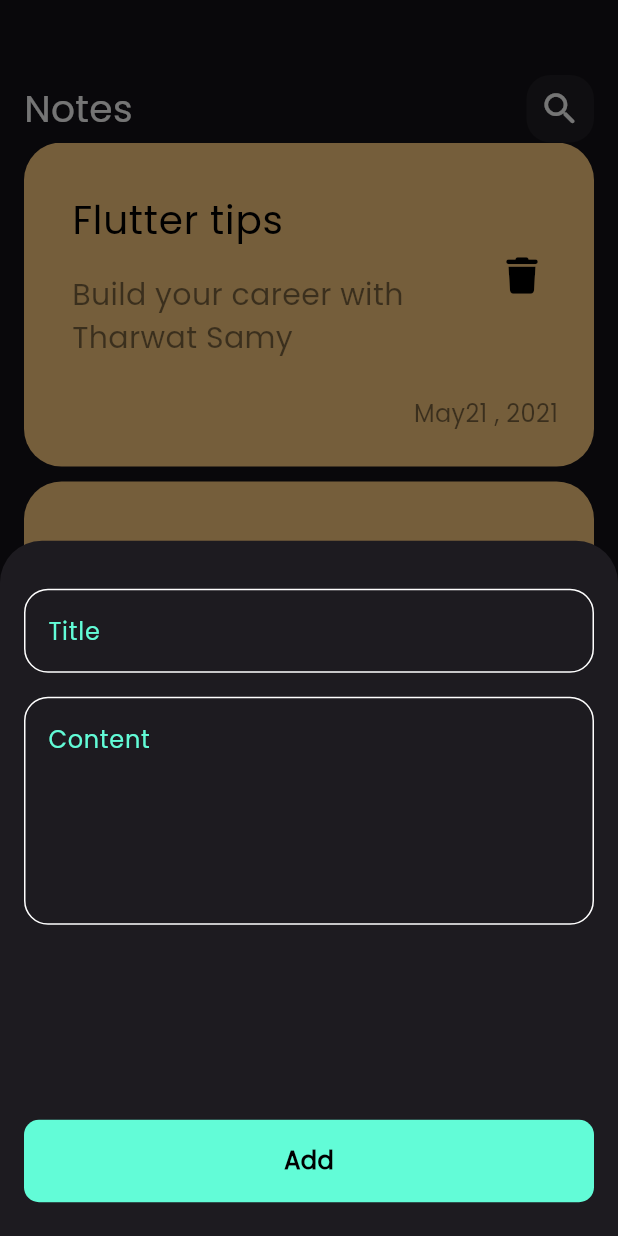
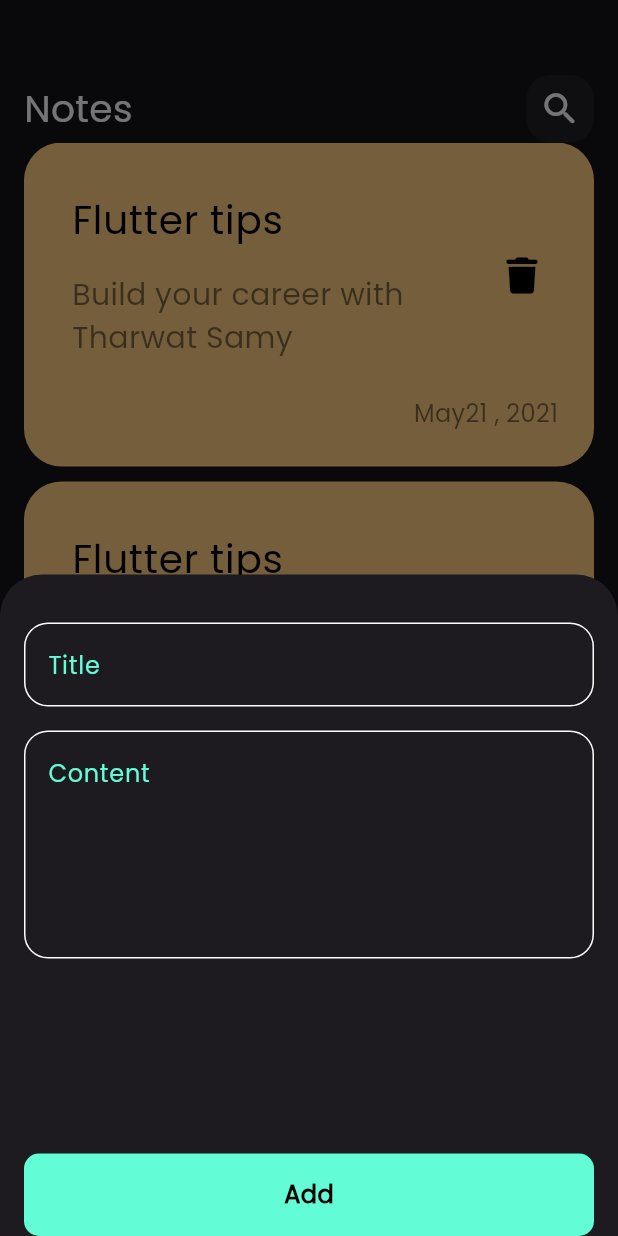
Before and after one commit to aya446/notes_app, a Flutter app: the screen it shows after launch, after a tap on the "add" icon, on a phone screen of 412 x 824 dp. Run offline on Flutter 3.47's test engine with Material 3 defaults, Android fonts, the phone set to English and light mode, and no system bars; drawn by our look-alikes of modal_progress_hud_nsn; our stand-ins replace bloc, flutter_bloc, font_awesome_flutter, hive, hive_flutter; accounts and stored records are empty.

Commit message:
trigger add note cubit and replace multi bloc proveder with bloc provider in add note botton sheet

```diff
--- a/lib/cubits/cubit/add_note_cubit.dart
+++ b/lib/cubits/cubit/add_note_cubit.dart
@@ -11,10 +11,10 @@ class AddNoteCubit extends Cubit<AddNoteState> {
   addNote(NoteModel note) async {
     emit(AddNoteLoading());
     try {
-      var NotesBox = Hive.box(kNotesBox);
+      var NotesBox = Hive.box<NoteModel>(kNotesBox);
+      await NotesBox.add(note);
       emit(AddNoteSuccess());
-      await NotesBox.add(note);
-    } on Exception catch (e) {
+    } catch (e) {
       emit(AddNoteFailure(errMessage: e.toString()));
     }
   }
--- a/lib/main.dart
+++ b/lib/main.dart
@@ -1,7 +1,6 @@
 import 'package:flutter/material.dart';
 import 'package:flutter_bloc/flutter_bloc.dart';
 import 'package:hive_flutter/adapters.dart';
-import 'package:notes_app/constants.dart';
 import 'package:notes_app/cubits/cubit/add_note_cubit.dart';
 import 'package:notes_app/models/note_model.dart';
 import 'package:notes_app/simple_bloc_observer.dart';
@@ -9,26 +8,25 @@ import 'package:notes_app/views/notes_view.dart';
 
 void main() async {
   await Hive.initFlutter();
-  Bloc.observer=SimpleBlocObserver();
-  await Hive.openBox(kNotesBox);
+
+  Bloc.observer = SimpleBlocObserver();
+
   Hive.registerAdapter(NoteModelAdapter());
+
+  await Hive.openBox<NoteModel>('notes box');
+
   runApp(const NotesApp());
 }
 
 class NotesApp extends StatelessWidget {
   const NotesApp({super.key});
 
-  // This widget is the root of your application.
   @override
   Widget build(BuildContext context) {
-    return MultiBlocProvider(
-      providers: [
-        BlocProvider(create: (context) => AddNoteCubit()),
-      ],
-      child: MaterialApp(
-          debugShowCheckedModeBanner: false,
-          theme: ThemeData(brightness: Brightness.dark, fontFamily: "Poppins"),
-          home: const NotesView()),
+    return MaterialApp(
+      debugShowCheckedModeBanner: false,
+      theme: ThemeData(brightness: Brightness.dark, fontFamily: "Poppins"),
+      home: const NotesView(),
     );
   }
 }
--- a/lib/widgets/add_note_bottom_sheet.dart
+++ b/lib/widgets/add_note_bottom_sheet.dart
@@ -9,24 +9,23 @@ class AddNoteBottomSheet extends StatelessWidget {
 
   @override
   Widget build(BuildContext context) {
-    return Padding(
-      padding: const EdgeInsets.symmetric(horizontal: 16.0),
-      child: SizedBox(
-        height: 480,
+    return BlocProvider(
+      create: (context) => AddNoteCubit(),
+      child: Padding(
+        padding: const EdgeInsets.symmetric(horizontal: 16.0),
         child: BlocConsumer<AddNoteCubit, AddNoteState>(
           listener: (context, state) {
-            if(state is AddNoteSuccess){
+            if (state is AddNoteSuccess) {
               Navigator.pop(context);
             }
-            if(state is AddNoteFailure){
-              print ('Failed ${state.errMessage}');
+            if (state is AddNoteFailure) {
+              debugPrint('Failed ${state.errMessage}');
             }
           },
           builder: (context, state) {
             return ModalProgressHUD(
-              inAsyncCall: state is AddNoteLoading ? true : false ,
-              child: const AddNoteForm()
-              );
+                inAsyncCall: state is AddNoteLoading ? true : false,
+                child: const SingleChildScrollView(child: AddNoteForm()));
           },
         ),
       ),
```
Also changed, not shown: lib/simple_bloc_observer.dart (+5 -3 lines), lib/widgets/add_note_form.dart (+14 -10 lines), 1 other file.
